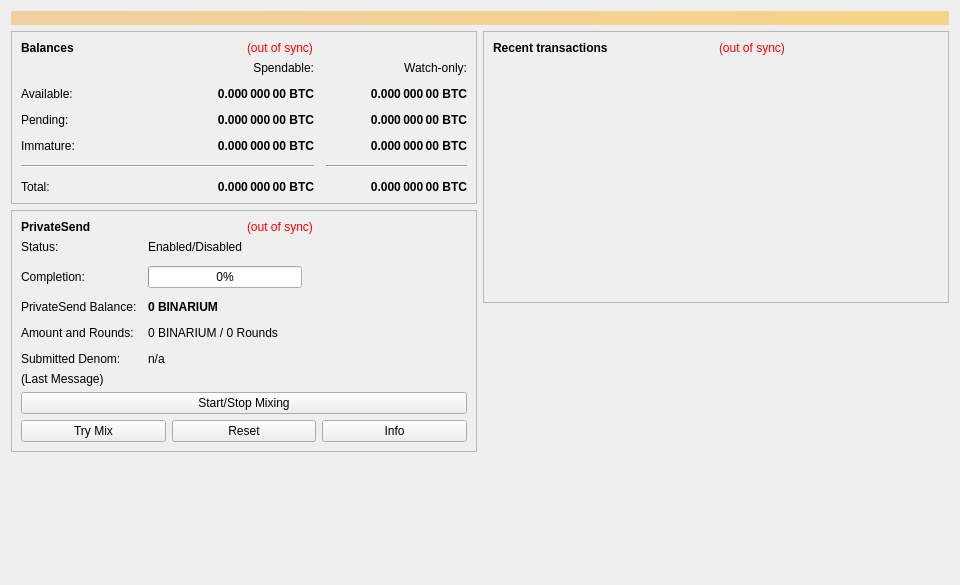
First picture: the form in src/qt/forms/overviewpage.ui, repository binariumpay/binarium, before the edit.
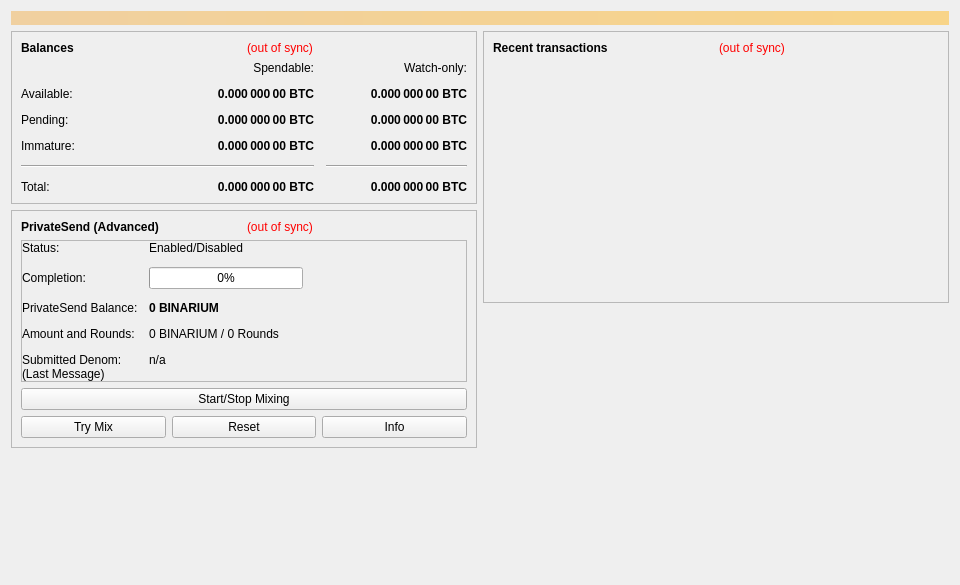
Second picture: the form after the edit.

The edit to the form file:
```diff
--- a/src/qt/forms/overviewpage.ui
+++ b/src/qt/forms/overviewpage.ui
@@ -392,7 +392,7 @@
                </font>
               </property>
               <property name="text">
-               <string>PrivateSend</string>
+               <string>PrivateSend (Advanced)</string>
               </property>
              </widget>
             </item>
@@ -415,6 +415,36 @@
            </layout>
           </item>
           <item>
+           <widget class="QScrollArea" name="scrollArea">
+            <property name="widgetResizable">
+             <bool>true</bool>
+            </property>
+            <widget class="QWidget" name="scrollAreaWidgetContents">
+             <property name="geometry">
+              <rect>
+               <x>0</x>
+               <y>0</y>
+               <width>428</width>
+               <height>178</height>
+              </rect>
+             </property>
+             <layout class="QVBoxLayout" name="verticalLayout_5">
+              <property name="spacing">
+               <number>0</number>
+              </property>
+              <property name="leftMargin">
+               <number>0</number>
+              </property>
+              <property name="topMargin">
+               <number>0</number>
+              </property>
+              <property name="rightMargin">
+               <number>0</number>
+              </property>
+              <property name="bottomMargin">
+               <number>0</number>
+              </property>
+              <item>
            <layout class="QFormLayout" name="privateSendFormLayout">
             <property name="fieldGrowthPolicy">
              <enum>QFormLayout::AllNonFixedFieldsGrow</enum>
@@ -513,8 +543,6 @@
            </layout>
           </item>
           <item>
-           <layout class="QVBoxLayout" name="VerticalLayout_PS">
-            <item>
              <widget class="QLabel" name="labelPrivateSendLastMessage">
               <property name="text">
                <string>(Last Message)</string>
@@ -527,6 +555,12 @@
               </property>
              </widget>
             </item>
+             </layout>
+            </widget>
+           </widget>
+          </item>
+          <item>
+           <layout class="QVBoxLayout" name="VerticalLayout_PS">
             <item>
              <widget class="QPushButton" name="togglePrivateSend">
               <property name="sizePolicy">
```
Left out of the diff: 3 changed lines with no effect on the pictures. Lines whose indentation alone changed are shown as unchanged.
